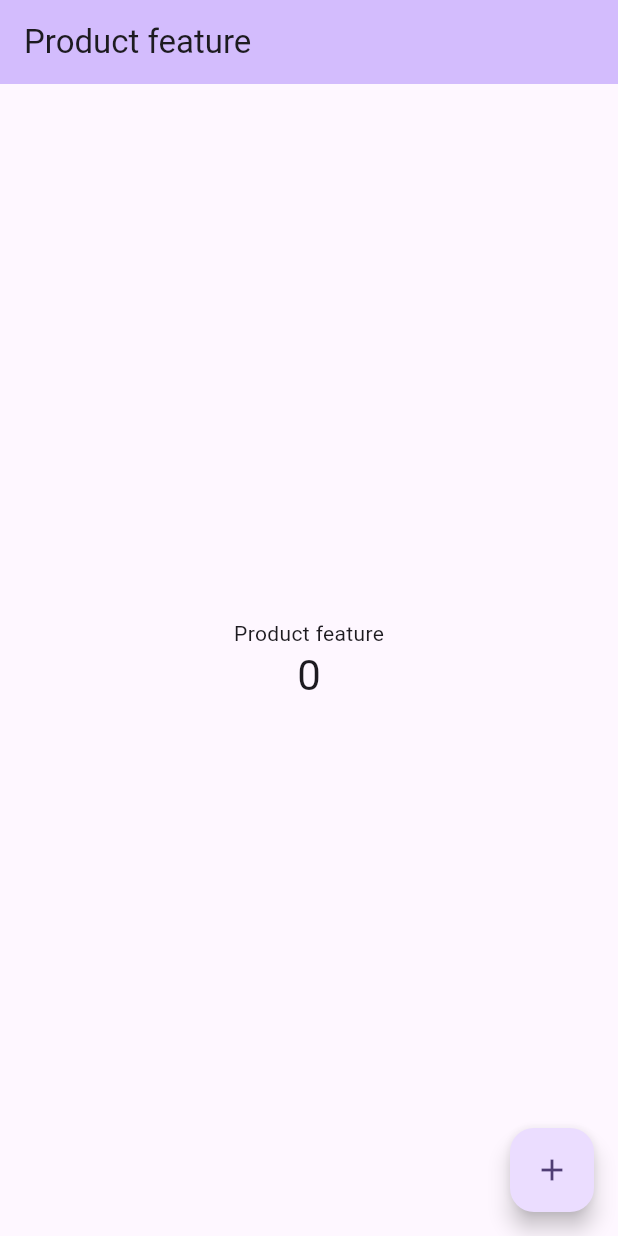
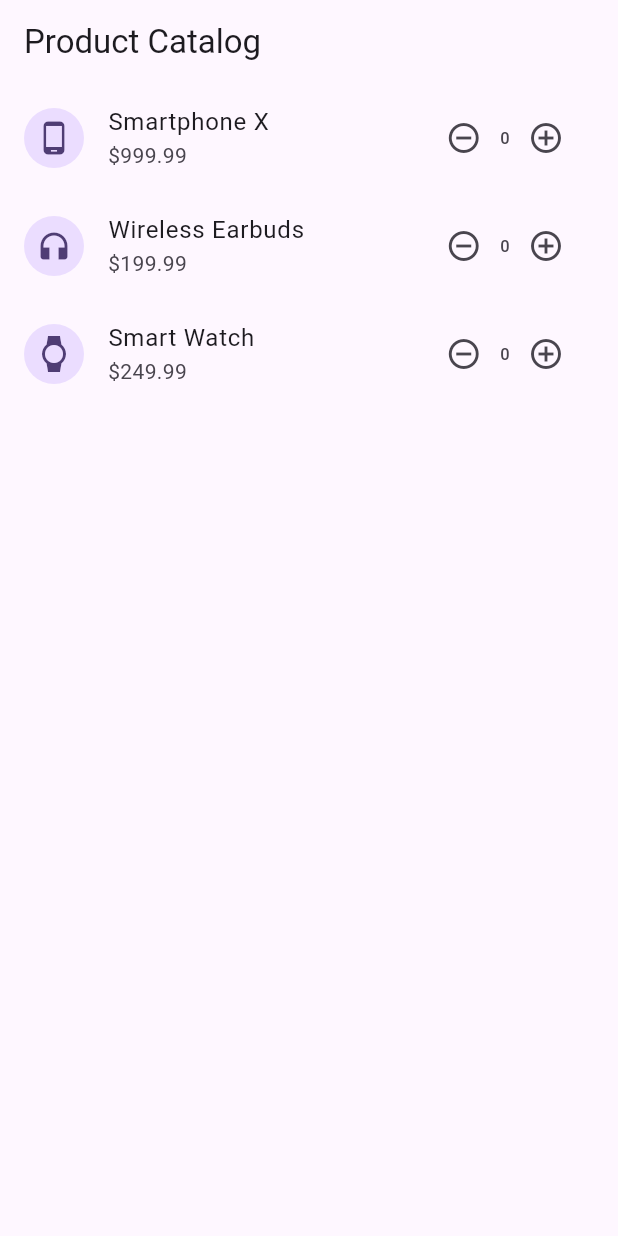
Before and after one commit to nam-svh/product-feature, a Flutter app: the screen it shows after launch, on a phone screen of 412 x 824 dp. Run offline on Flutter 3.47's test engine with Material 3 defaults, Android fonts, the phone set to English and light mode, and no system bars; our stand-ins replace go_router.

Commit message:
add example

```diff
--- a/lib/main.dart
+++ b/lib/main.dart
@@ -1,4 +1,5 @@
 import 'package:flutter/material.dart';
+import 'navigator/app_router.dart';
 
 void main() {
   runApp(const ProductFeature());
@@ -9,13 +10,13 @@ class ProductFeature extends StatelessWidget {
 
   @override
   Widget build(BuildContext context) {
-    return MaterialApp(
-      title: 'Product feature',
+    return MaterialApp.router(
+      title: 'Product Feature',
+      routerConfig: AppRouter.router,
       theme: ThemeData(
         colorScheme: ColorScheme.fromSeed(seedColor: Colors.deepPurple),
         useMaterial3: true,
       ),
-      home: const MyHomePage(title: 'Product feature'),
     );
   }
 }
--- /dev/null
+++ b/lib/models/product.dart
@@ -0,0 +1,29 @@
+import 'package:flutter/material.dart';
+
+class Product {
+  final String id;
+  final String name;
+  final String description;
+  final double price;
+  final IconData icon;
+  int quantity;
+
+  Product({
+    required this.id,
+    required this.name,
+    required this.description,
+    required this.price,
+    required this.icon,
+    this.quantity = 0,
+  });
+
+  void incrementQuantity() {
+    quantity++;
+  }
+
+  void decrementQuantity() {
+    if (quantity > 0) {
+      quantity--;
+    }
+  }
+}
--- /dev/null
+++ b/lib/navigator/app_router.dart
@@ -0,0 +1,30 @@
+import 'package:flutter/material.dart';
+import 'package:go_router/go_router.dart';
+
+import '../screens/home_screen.dart';
+import '../screens/detail_screen.dart';
+import '../models/product.dart';
+
+class AppRouter {
+  static final GoRouter router = GoRouter(
+    initialLocation: '/',
+    routes: [
+      GoRoute(
+        path: '/',
+        builder: (context, state) => const HomeScreen(),
+      ),
+      GoRoute(
+        path: '/detail',
+        builder: (context, state) {
+          final product = state.extra as Product?;
+          return DetailScreen(product: product);
+        },
+      ),
+    ],
+    errorBuilder: (context, state) => Scaffold(
+      body: Center(
+        child: Text('Navigation error: ${state.error}'),
+      ),
+    ),
+  );
+}
--- /dev/null
+++ b/lib/repositories/product_repository.dart
@@ -0,0 +1,50 @@
+import 'package:flutter/material.dart';
+
+import '../models/product.dart';
+
+class ProductRepository {
+  static final ProductRepository _instance = ProductRepository._internal();
+
+  factory ProductRepository() {
+    return _instance;
+  }
+
+  ProductRepository._internal();
+
+  final List<Product> _products = [
+    Product(
+      id: '1',
+      name: 'Smartphone X',
+      description: 'High-end smartphone with advanced features',
+      price: 999.99,
+      icon: Icons.phone_android,
+    ),
+    Product(
+      id: '2',
+      name: 'Wireless Earbuds',
+      description: 'Noise-cancelling bluetooth earbuds',
+      price: 199.99,
+      icon: Icons.headphones,
+    ),
+    Product(
+      id: '3',
+      name: 'Smart Watch',
+      description: 'Fitness tracker with heart rate monitor',
+      price: 249.99,
+      icon: Icons.watch,
+    ),
+  ];
+
+  List<Product> get products => _products;
+
+  Product? getProductById(String id) {
+    return _products.firstWhere((product) => product.id == id);
+  }
+
+  void updateProductQuantity(String id, int quantity) {
+    final product = getProductById(id);
+    if (product != null) {
+      product.quantity = quantity;
+    }
+  }
+}
--- /dev/null
+++ b/lib/screens/home_screen.dart
@@ -0,0 +1,67 @@
+import 'package:flutter/material.dart';
+import 'package:go_router/go_router.dart';
+import '../repositories/product_repository.dart';
+
+class HomeScreen extends StatefulWidget {
+  const HomeScreen({super.key});
+
+  @override
+  State<HomeScreen> createState() => _HomeScreenState();
+}
+
+class _HomeScreenState extends State<HomeScreen> {
+  final ProductRepository _productRepository = ProductRepository();
+
+  @override
+  Widget build(BuildContext context) {
+    return Scaffold(
+      appBar: AppBar(
+        title: const Text('Product Catalog'),
+      ),
+      body: ListView.builder(
+        itemCount: _productRepository.products.length,
+        itemBuilder: (context, index) {
+          final product = _productRepository.products[index];
+          return ListTile(
+            leading: CircleAvatar(
+              child: Icon(product.icon),
+            ),
+            title: Text(product.name),
+            subtitle: Text('\$${product.price.toStringAsFixed(2)}'),
+            trailing: Row(
+              mainAxisSize: MainAxisSize.min,
+              children: [
+                IconButton(
+                  icon: const Icon(Icons.remove_circle_outline),
+                  onPressed: () {
+                    setState(() {
+                      _productRepository.updateProductQuantity(
+                        product.id,
+                        product.quantity > 0 ? product.quantity - 1 : 0
+                      );
+                    });
+                  },
+                ),
+                Text('${product.quantity}'),
+                IconButton(
+                  icon: const Icon(Icons.add_circle_outline),
+                  onPressed: () {
+                    setState(() {
+                      _productRepository.updateProductQuantity(
+                        product.id,
+                        product.quantity + 1
+                      );
+                    });
+                  },
+                ),
+              ],
+            ),
+            onTap: () {
+              context.go('/detail', extra: product);
+            },
+          );
+        },
+      ),
+    );
+  }
+}
--- a/pubspec.yaml
+++ b/pubspec.yaml
@@ -34,6 +34,7 @@ dependencies:
   # The following adds the Cupertino Icons font to your application.
   # Use with the CupertinoIcons class for iOS style icons.
   cupertino_icons: ^1.0.8
+  go_router: ^13.0.0
 
 dev_dependencies:
   flutter_test:
```
Also changed, not shown: lib/screens/detail_screen.dart (added, +121 -0 lines), pubspec.lock.
